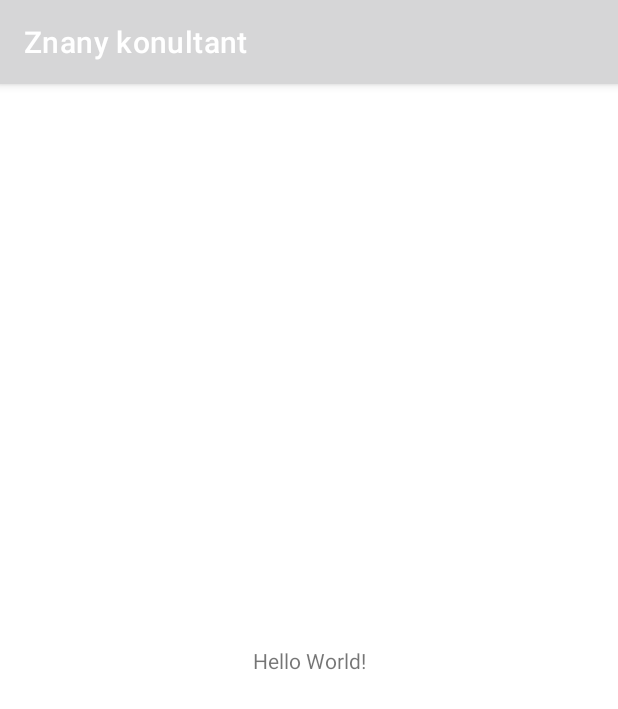
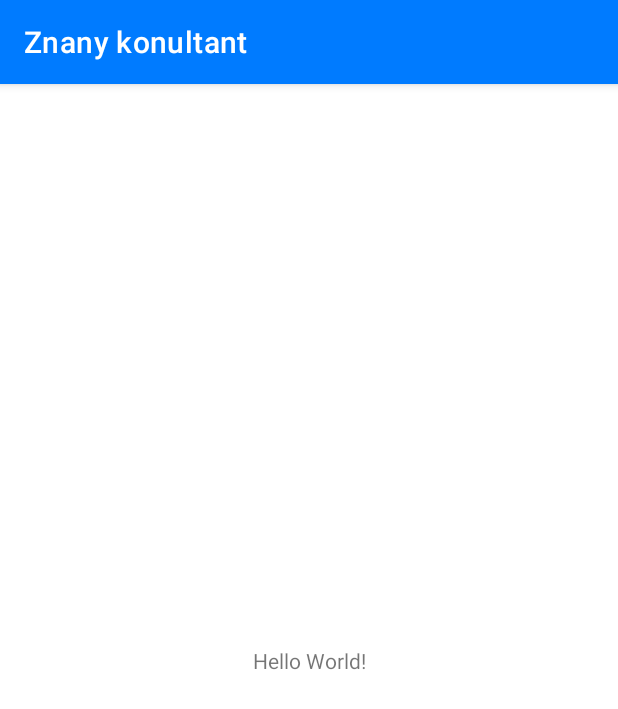
Before and after one commit to d-szydlo/znany-konsultant, an Android app: the screen it shows after launch (MainActivity), on a phone screen of 412 x 824 dp. Shown: the top 709 px of the screen. Run offline under Robolectric (Android 15) with nearby library versions, the phone set to English and light mode, and no system bars.

Commit message:
Set colors in all themes

```diff
--- a/app/src/main/res/values-night/themes.xml
+++ b/app/src/main/res/values-night/themes.xml
@@ -2,12 +2,12 @@
     <!-- Base application theme. -->
     <style name="Theme.ZnanyKonultant" parent="Theme.MaterialComponents.DayNight.DarkActionBar">
         <!-- Primary brand color. -->
-        <item name="colorPrimary">@color/purple_200</item>
-        <item name="colorPrimaryVariant">@color/purple_700</item>
+        <item name="colorPrimary">@color/primary_color</item>
+        <item name="colorPrimaryVariant">@color/primary_variant_color</item>
         <item name="colorOnPrimary">@color/black</item>
         <!-- Secondary brand color. -->
-        <item name="colorSecondary">@color/teal_200</item>
-        <item name="colorSecondaryVariant">@color/teal_200</item>
+        <item name="colorSecondary">@color/secondary_color</item>
+        <item name="colorSecondaryVariant">@color/secondary_variant_color</item>
         <item name="colorOnSecondary">@color/black</item>
         <!-- Status bar color. -->
         <item name="android:statusBarColor" tools:targetApi="l">?attr/colorPrimaryVariant</item>
--- a/app/src/main/res/values/themes.xml
+++ b/app/src/main/res/values/themes.xml
@@ -2,12 +2,12 @@
     <!-- Base application theme. -->
     <style name="Theme.ZnanyKonultant" parent="Theme.MaterialComponents.DayNight.DarkActionBar">
         <!-- Primary brand color. -->
-        <item name="colorPrimary">@color/purple_500</item>
-        <item name="colorPrimaryVariant">@color/purple_700</item>
+        <item name="colorPrimary">@color/primary_color</item>
+        <item name="colorPrimaryVariant">@color/primary_variant_color</item>
         <item name="colorOnPrimary">@color/white</item>
         <!-- Secondary brand color. -->
-        <item name="colorSecondary">@color/teal_200</item>
-        <item name="colorSecondaryVariant">@color/teal_700</item>
+        <item name="colorSecondary">@color/secondary_color</item>
+        <item name="colorSecondaryVariant">@color/secondary_variant_color</item>
         <item name="colorOnSecondary">@color/black</item>
         <!-- Status bar color. -->
         <item name="android:statusBarColor" tools:targetApi="l">?attr/colorPrimaryVariant</item>
```
